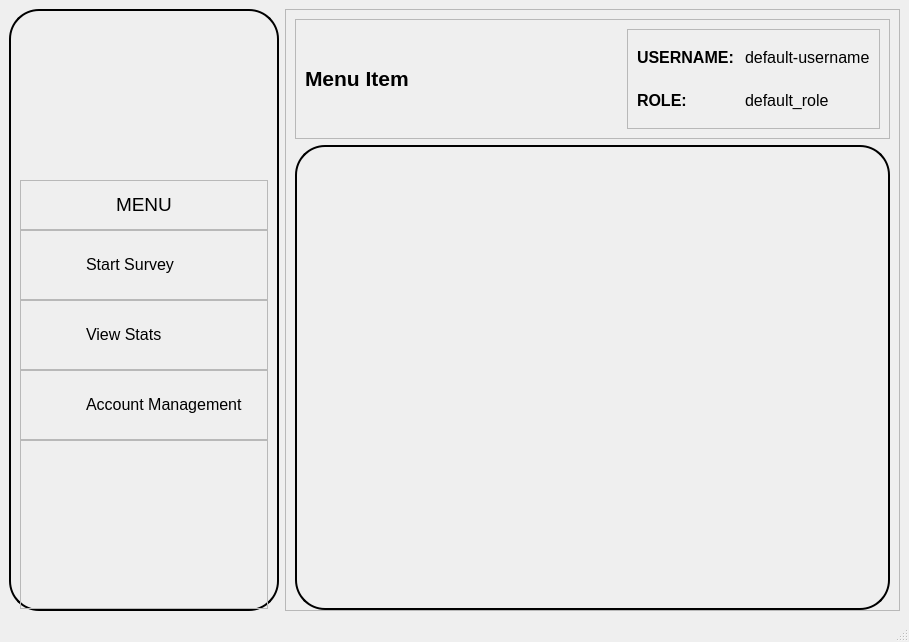
Above: src/ui_design/dashboard.ui from mikukula/SAT before the change. Below: the same form after it.
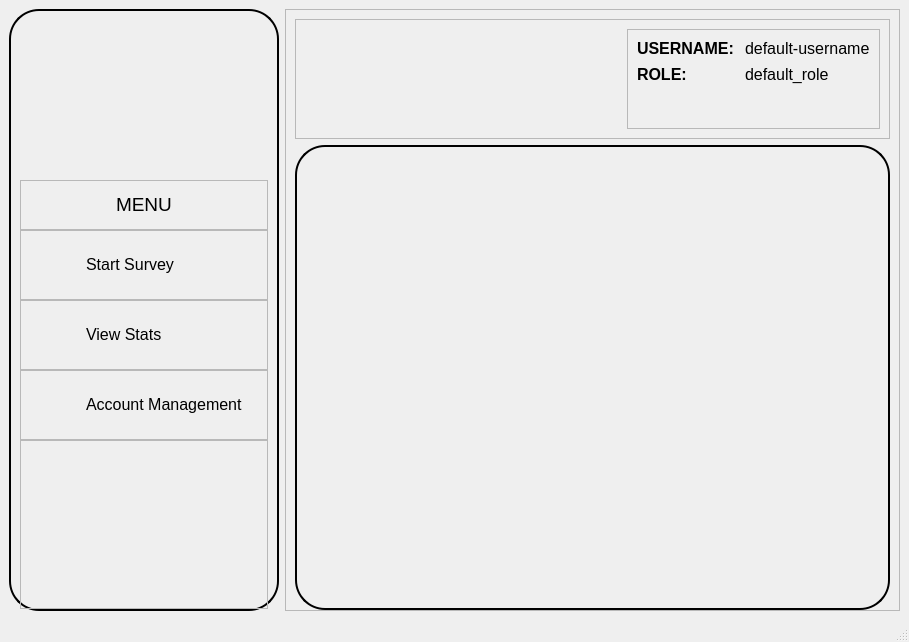
That is the form after the change. Icons and pictures are not drawn.

Commit message: menu items updating

Patch:
```diff
--- a/src/ui_design/dashboard.ui
+++ b/src/ui_design/dashboard.ui
@@ -348,8 +348,13 @@
          <layout class="QHBoxLayout" name="horizontalLayout_8">
           <item>
            <widget class="QLabel" name="menu_item_label">
+            <property name="styleSheet">
+             <string notr="true">QLabel{font-size: 18pt;
+			 font-weight: bold;
+};</string>
+            </property>
             <property name="text">
-             <string>&lt;html&gt;&lt;head/&gt;&lt;body&gt;&lt;p&gt;&lt;span style=&quot; font-size:16pt; font-weight:600;&quot;&gt;Menu Item&lt;/span&gt;&lt;/p&gt;&lt;/body&gt;&lt;/html&gt;</string>
+             <string>&lt;html&gt;&lt;head/&gt;&lt;body&gt;&lt;p&gt;&lt;br/&gt;&lt;/p&gt;&lt;/body&gt;&lt;/html&gt;</string>
             </property>
            </widget>
           </item>
@@ -421,6 +426,18 @@
                </property>
               </widget>
              </item>
+             <item row="2" column="1">
+              <widget class="QLabel" name="adminLabel">
+               <property name="styleSheet">
+                <string notr="true">QLabel{font-size: 12pt;
+			 font-weight: bold;
+};</string>
+               </property>
+               <property name="text">
+                <string>&lt;html&gt;&lt;head/&gt;&lt;body&gt;&lt;p&gt;&lt;br/&gt;&lt;/p&gt;&lt;/body&gt;&lt;/html&gt;</string>
+               </property>
+              </widget>
+             </item>
             </layout>
            </widget>
           </item>
```
Left out of the diff: 2 changed lines with no effect on the pictures. The commit also changes 3 other files.
